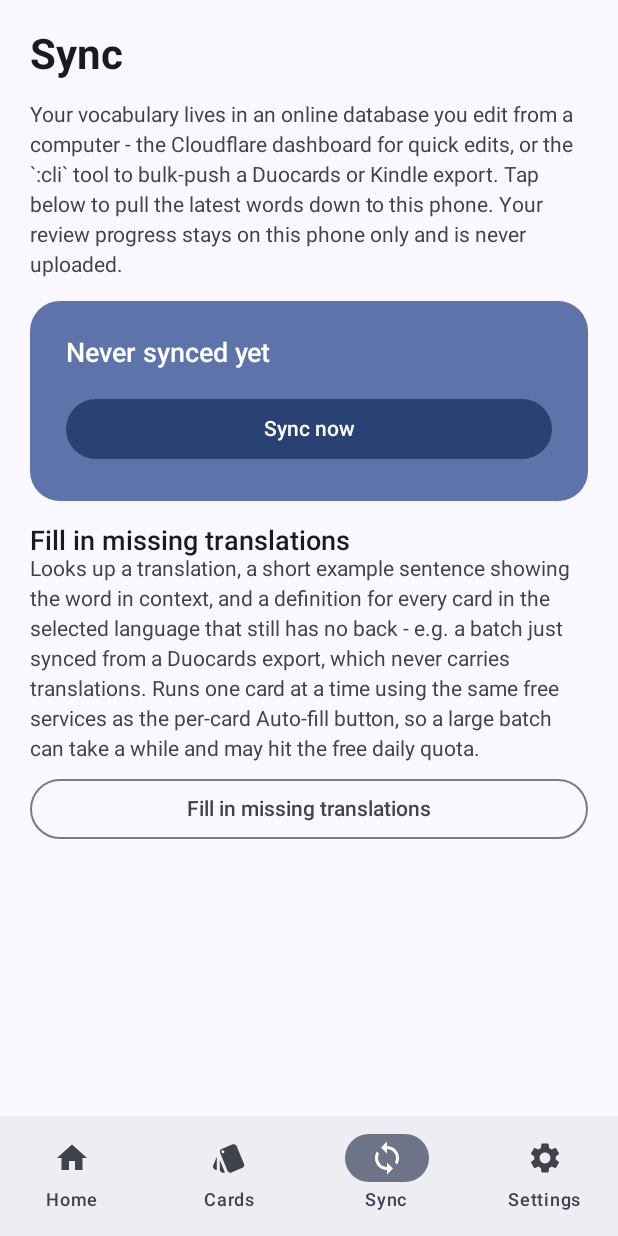
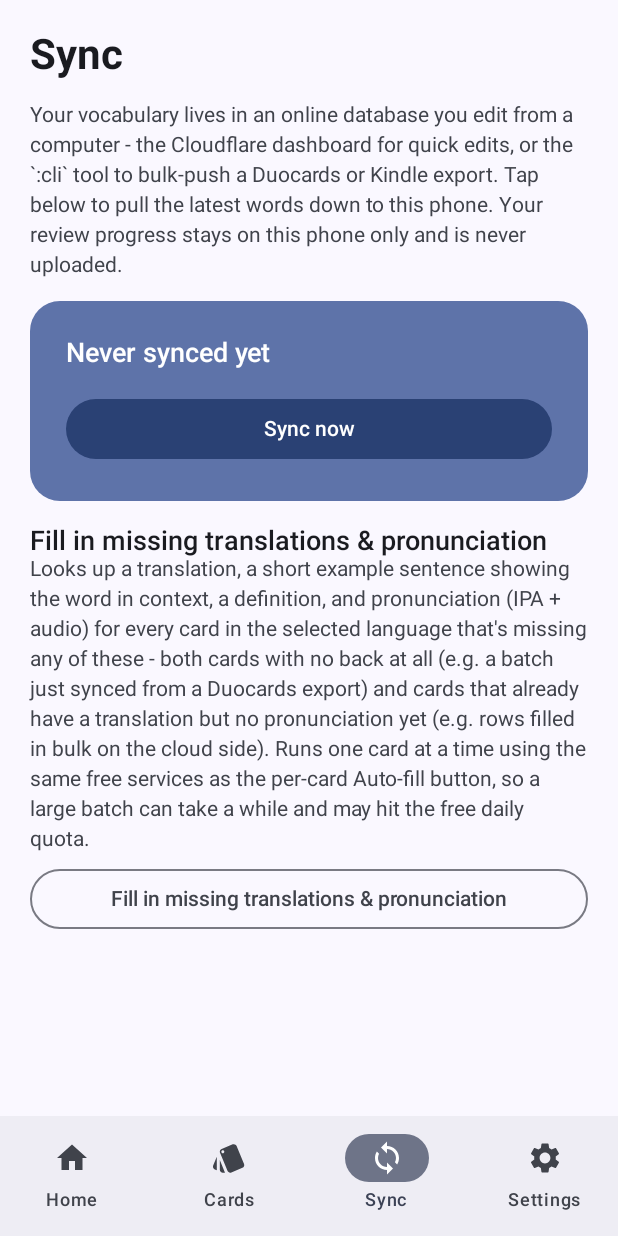
Before and after one commit to alessiomartini/flash-cards-app, an Android app built with Jetpack Compose: the SyncScreen screen opened through its navigation route, on a phone screen of 412 x 824 dp. Run offline under Robolectric (Android 15) with nearby library versions, the phone set to English and light mode, and no system bars; our stand-ins replace Room's generated code.

Commit message:
Fix auto-fill to also cover pronunciation, add edit/delete during study
The bulk translation fill just done directly on D1 only touches
back/definition/example/part_of_speech - D1 has no phonetic/audioUrl
columns - so the ~2351 cards it filled synced down with no pronunciation.
The in-app auto-fill only targeted cards with a blank back, so it found
nothing to do for them. Broaden it to also target cards that have a
back but are still missing phonetic/audioUrl, without touching their
existing translation, and skip the translation API call for those to
save quota.

Also add edit/delete controls to the study screen so a card can be
fixed or removed without leaving the session.

Co-Authored-By: Claude Sonnet 5 <noreply@anthropic.com>
Claude-Session: https://claude.ai/code/session_01DaQdKfzvKuo51NHKhHV1rz

```diff
--- a/app/src/main/kotlin/com/engvocab/app/data/db/CardDao.kt
+++ b/app/src/main/kotlin/com/engvocab/app/data/db/CardDao.kt
@@ -57,4 +57,15 @@ interface CardDao {
     /** Cards still missing a translation - e.g. freshly synced from a Duocards export with no back column. */
     @Query("SELECT * FROM cards WHERE language = :language AND back = ''")
     suspend fun getCardsWithBlankBack(language: TargetLanguage): List<CardEntity>
+
+    /**
+     * Cards that already have a translation but are still missing pronunciation (phonetic and/or
+     * audio) - e.g. rows filled in bulk directly on the cloud side, which never go through the
+     * dictionary lookup that supplies those two fields.
+     */
+    @Query(
+        "SELECT * FROM cards WHERE language = :language AND back != '' " +
+            "AND (phonetic IS NULL OR audioUrl IS NULL)",
+    )
+    suspend fun getCardsMissingPronunciation(language: TargetLanguage): List<CardEntity>
 }
--- a/app/src/main/kotlin/com/engvocab/app/data/repository/CardRepository.kt
+++ b/app/src/main/kotlin/com/engvocab/app/data/repository/CardRepository.kt
@@ -55,6 +55,10 @@ class CardRepository(
     /** Cards in [language] still missing a translation - the bulk auto-fill target on the Sync screen. */
     suspend fun cardsMissingTranslation(language: TargetLanguage): List<CardEntity> =
         cardDao.getCardsWithBlankBack(language)
+
+    /** Cards in [language] with a translation but no phonetic/audio yet - the other bulk auto-fill target. */
+    suspend fun cardsMissingPronunciation(language: TargetLanguage): List<CardEntity> =
+        cardDao.getCardsMissingPronunciation(language)
 
     private suspend fun scheduler(): FsrsScheduler =
         FsrsScheduler(desiredRetention = settingsRepository.desiredRetention.first())
--- a/app/src/main/kotlin/com/engvocab/app/ui/EngVocabApp.kt
+++ b/app/src/main/kotlin/com/engvocab/app/ui/EngVocabApp.kt
@@ -87,7 +87,10 @@ fun EngVocabApp() {
                 HomeScreen(onStudyClick = { navController.navigate(Routes.STUDY) })
             }
             composable(Routes.STUDY) {
-                StudyScreen(onFinished = { navController.popBackStack() })
+                StudyScreen(
+                    onFinished = { navController.popBackStack() },
+                    onEditCard = { id -> navController.navigate(Routes.editCard(id)) },
+                )
             }
             composable(Routes.CARDS) {
                 CardListScreen(
--- a/app/src/main/kotlin/com/engvocab/app/ui/sync/SyncScreen.kt
+++ b/app/src/main/kotlin/com/engvocab/app/ui/sync/SyncScreen.kt
@@ -96,13 +96,15 @@ fun SyncScreen() {
         }
 
         Column {
-            Text("Fill in missing translations", style = MaterialTheme.typography.titleMedium)
+            Text("Fill in missing translations & pronunciation", style = MaterialTheme.typography.titleMedium)
             Text(
-                "Looks up a translation, a short example sentence showing the word in context, and " +
-                    "a definition for every card in the selected language that still has no back - " +
-                    "e.g. a batch just synced from a Duocards export, which never carries translations. " +
-                    "Runs one card at a time using the same free services as the per-card Auto-fill " +
-                    "button, so a large batch can take a while and may hit the free daily quota.",
+                "Looks up a translation, a short example sentence showing the word in context, a " +
+                    "definition, and pronunciation (IPA + audio) for every card in the selected language " +
+                    "that's missing any of these - both cards with no back at all (e.g. a batch just " +
+                    "synced from a Duocards export) and cards that already have a translation but no " +
+                    "pronunciation yet (e.g. rows filled in bulk on the cloud side). Runs one card at a " +
+                    "time using the same free services as the per-card Auto-fill button, so a large batch " +
+                    "can take a while and may hit the free daily quota.",
                 style = MaterialTheme.typography.bodyMedium,
                 color = MaterialTheme.colorScheme.onSurfaceVariant,
             )
@@ -115,7 +117,7 @@ fun SyncScreen() {
                 if (uiState.isAutoFilling) {
                     Text("Filling in... ${uiState.autoFillDone}/${uiState.autoFillTotal}")
                 } else {
-                    Text("Fill in missing translations")
+                    Text("Fill in missing translations & pronunciation")
                 }
             }
             if (uiState.isAutoFilling && uiState.autoFillTotal > 0) {
```
Also changed, not shown: app/src/main/kotlin/com/engvocab/app/data/repository/EnrichmentService.kt (+7 -3 lines), app/src/main/kotlin/com/engvocab/app/ui/study/StudyScreen.kt (+55 -5 lines), app/src/main/kotlin/com/engvocab/app/ui/study/StudyViewModel.kt (+33 -0 lines), app/src/main/kotlin/com/engvocab/app/ui/sync/SyncViewModel.kt (+12 -8 lines).
